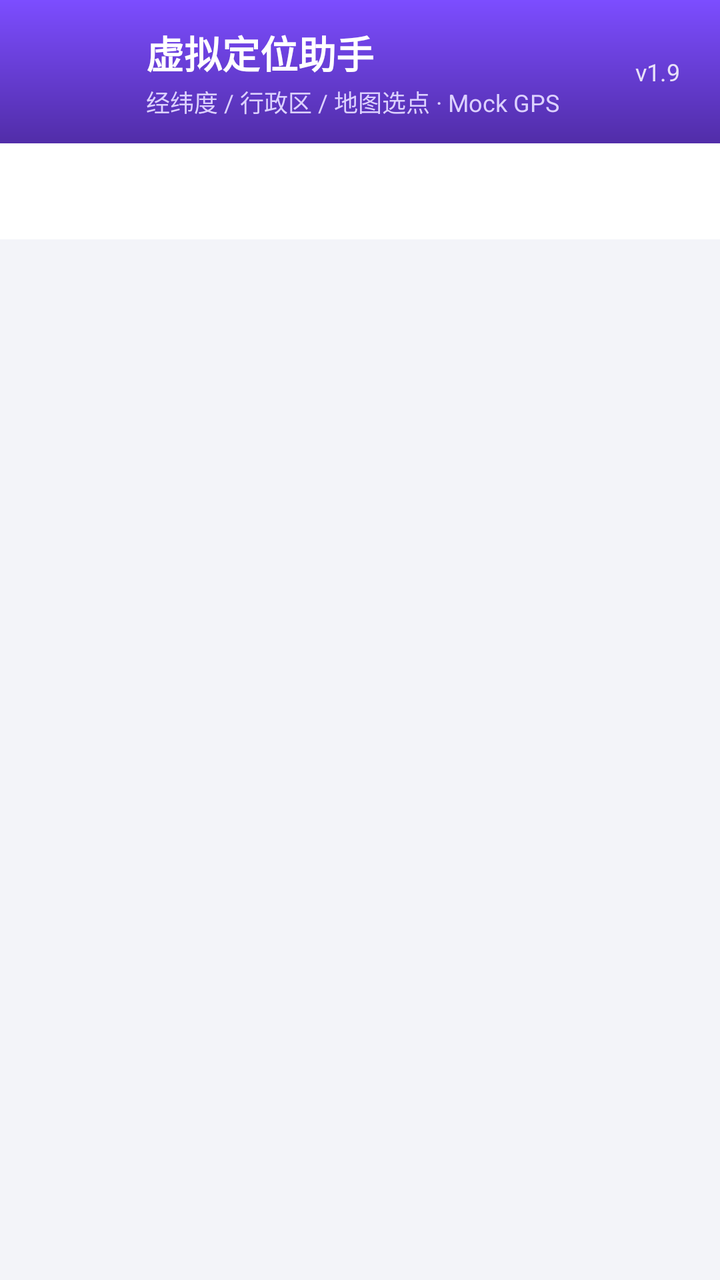
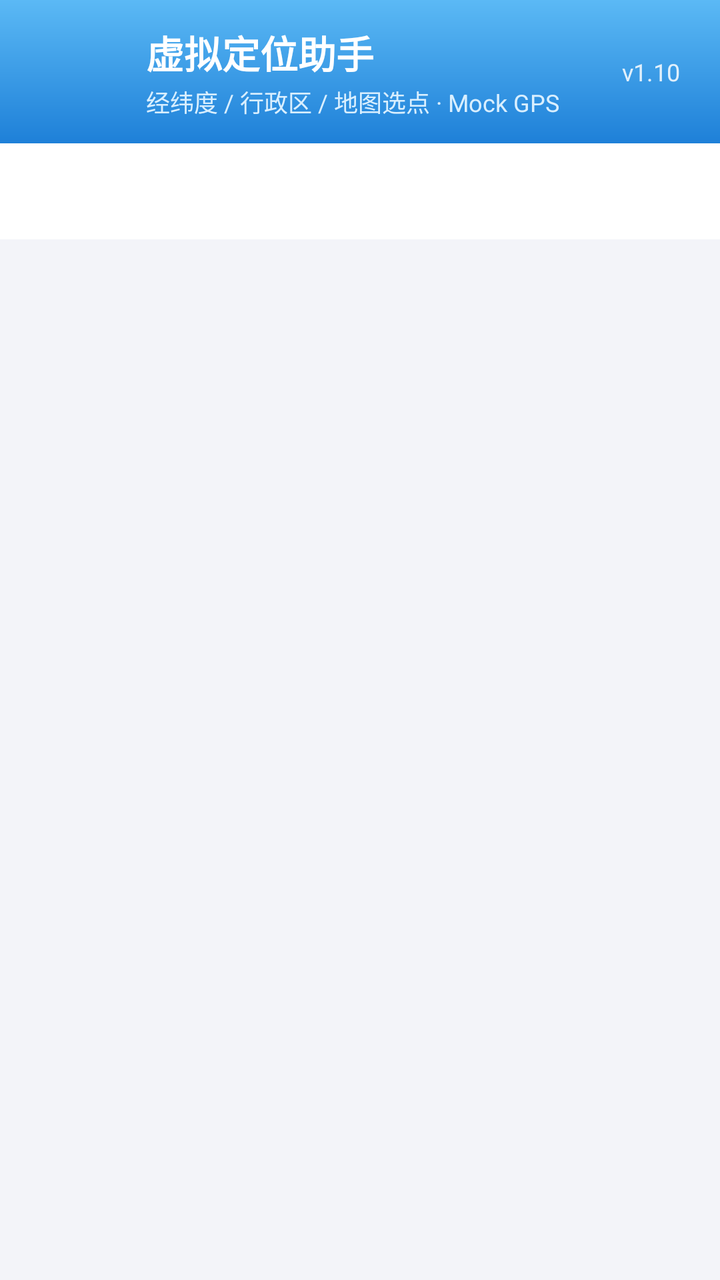

The first picture is an Android layout as it rendered before a commit; the second is the same layout after the commit. The layout source and the unified diff follow.
<!-- AndroidManifest.xml: application theme Theme.MockGPS -->
<!-- res/layout/activity_main.xml -->
<?xml version="1.0" encoding="utf-8"?>
<LinearLayout xmlns:android="http://schemas.android.com/apk/res/android"
    xmlns:app="http://schemas.android.com/apk/res-auto"
    android:layout_width="match_parent"
    android:layout_height="match_parent"
    android:background="@color/app_bg"
    android:orientation="vertical">

    <LinearLayout
        android:id="@+id/header"
        android:layout_width="match_parent"
        android:layout_height="wrap_content"
        android:background="@drawable/bg_header"
        android:gravity="center_vertical"
        android:orientation="horizontal"
        android:paddingStart="20dp"
        android:paddingTop="12dp"
        android:paddingEnd="20dp"
        android:paddingBottom="12dp">

        <ImageView
            android:layout_width="40dp"
            android:layout_height="40dp"
            android:contentDescription="@string/app_name"
            android:src="@mipmap/ic_launcher" />

        <LinearLayout
            android:layout_width="0dp"
            android:layout_height="wrap_content"
            android:layout_marginStart="13dp"
            android:layout_weight="1"
            android:orientation="vertical">

            <TextView
                android:layout_width="wrap_content"
                android:layout_height="wrap_content"
                android:text="@string/app_name"
                android:textColor="@color/white"
                android:textSize="19sp"
                android:textStyle="bold" />

            <TextView
                android:layout_width="wrap_content"
                android:layout_height="wrap_content"
                android:layout_marginTop="2dp"
                android:text="经纬度 / 行政区 / 地图选点 · Mock GPS"
                android:textColor="@color/text_on_gradient_sub"
                android:textSize="12sp" />
        </LinearLayout>

        <TextView
            android:layout_width="wrap_content"
            android:layout_height="wrap_content"
            android:alpha="0.85"
            android:text="v1.9"
            android:textColor="@color/white"
            android:textSize="12sp" />
    </LinearLayout>

    <com.google.android.material.tabs.TabLayout
        android:id="@+id/tabs_main"
        android:layout_width="match_parent"
        android:layout_height="wrap_content"
        android:background="@color/card_bg"
        app:tabIndicatorFullWidth="false"
        app:tabMode="fixed"
        app:tabGravity="fill"
        app:tabSelectedTextColor="@color/brand_primary"
        app:tabTextAppearance="@style/TabMainText"
        app:elevation="1dp" />

    <androidx.viewpager2.widget.ViewPager2
        android:id="@+id/pager"
        android:layout_width="match_parent"
        android:layout_height="0dp"
        android:layout_weight="1" />

</LinearLayout>
<!-- resources referenced by this layout -->
<resources>
  <color name="app_bg">#F3F4F9</color>
  <color name="brand_primary">#6C4CE0</color>
  <color name="card_bg">#FFFFFFFF</color>
  <color name="text_on_gradient_sub">#DCD1FF</color>
  <color name="white">#FFFFFFFF</color>
  <!-- drawable bg_header (drawable) -->
  <?xml version="1.0" encoding="utf-8"?>
  <shape xmlns:android="http://schemas.android.com/apk/res/android"
      android:shape="rectangle">
      <gradient
          android:angle="270"
          android:startColor="@color/brand_gradient_top"
          android:endColor="@color/brand_gradient_bottom" />
  </shape>
  <!-- mipmap ic_launcher (mipmap-anydpi-v26) -->
  <?xml version="1.0" encoding="utf-8"?>
  <adaptive-icon xmlns:android="http://schemas.android.com/apk/res/android">
      <background android:drawable="@color/ic_launcher_background" />
      <foreground android:drawable="@drawable/ic_launcher_foreground" />
  </adaptive-icon>
  <string name="app_name">虚拟定位助手</string>
  <style name="TabMainText">
          <item name="android:textSize">15sp</item>
          <item name="android:textStyle">bold</item>
          <item name="android:textAllCaps">false</item>
      </style>
  <style name="Theme.MockGPS" parent="Theme.Material3.DayNight.NoActionBar">
          <item name="colorPrimary">@color/brand_primary</item>
          <item name="colorOnPrimary">@color/brand_on_primary</item>
          <item name="colorPrimaryContainer">@color/brand_container</item>
          <item name="colorOnPrimaryContainer">@color/brand_on_container</item>
          <item name="android:windowBackground">@color/app_bg</item>
          <item name="android:statusBarColor">@color/brand_gradient_top</item>
          <item name="android:windowLightStatusBar">false</item>
          <item name="android:navigationBarColor">@color/app_bg</item>
      </style>
  <color name="brand_gradient_top">#7C4DFF</color>
  <color name="brand_gradient_bottom">#512DA8</color>
  <color name="ic_launcher_background">#FFFFFF</color>
  <!-- drawable ic_launcher_foreground (drawable) -->
  <?xml version="1.0" encoding="utf-8"?>
  <vector xmlns:android="http://schemas.android.com/apk/res/android"
      android:width="108dp"
      android:height="108dp"
      android:viewportWidth="108"
      android:viewportHeight="108">
  
      
      <path
          android:fillColor="#1976D2"
          android:pathData="M54,23 a22,22 0 1,0 0,44 a22,22 0 1,0 0,-44 z" />
  
      
      <path
          android:fillColor="#1976D2"
          android:pathData="M37.65,59.72 L70.35,59.72 L54,85.7 z" />
  
      
      <path
          android:fillColor="#FFFFFF"
          android:pathData="M54,35.5 a9.5,9.5 0 1,0 0,19 a9.5,9.5 0 1,0 0,-19 z" />
  </vector>
  <color name="brand_on_primary">#FFFFFFFF</color>
  <color name="brand_container">#E9E3FF</color>
  <color name="brand_on_container">#25135C</color>
</resources>

<!-- the commit's change to res/layout/activity_main.xml (unified diff, before → after) -->
@@ -52,7 +52,7 @@
             android:layout_width="wrap_content"
             android:layout_height="wrap_content"
             android:alpha="0.85"
-            android:text="v1.9"
+            android:text="v1.10"
             android:textColor="@color/white"
             android:textSize="12sp" />
     </LinearLayout>
<!-- resource entries referenced after the edit -->
@@ -1,9 +1,9 @@
 <!-- resources referenced by this layout -->
 <resources>
   <color name="app_bg">#F3F4F9</color>
-  <color name="brand_primary">#6C4CE0</color>
+  <color name="brand_primary">#3BA7EF</color>
   <color name="card_bg">#FFFFFFFF</color>
-  <color name="text_on_gradient_sub">#DCD1FF</color>
+  <color name="text_on_gradient_sub">#D9EFFF</color>
   <color name="white">#FFFFFFFF</color>
   <!-- drawable bg_header (drawable) -->
   <?xml version="1.0" encoding="utf-8"?>
@@ -36,8 +36,8 @@
           <item name="android:windowLightStatusBar">false</item>
           <item name="android:navigationBarColor">@color/app_bg</item>
       </style>
-  <color name="brand_gradient_top">#7C4DFF</color>
-  <color name="brand_gradient_bottom">#512DA8</color>
+  <color name="brand_gradient_top">#5BB9F5</color>
+  <color name="brand_gradient_bottom">#1E80D8</color>
   <color name="ic_launcher_background">#FFFFFF</color>
   <!-- drawable ic_launcher_foreground (drawable) -->
   <?xml version="1.0" encoding="utf-8"?>
@@ -63,7 +63,7 @@
           android:pathData="M54,35.5 a9.5,9.5 0 1,0 0,19 a9.5,9.5 0 1,0 0,-19 z" />
   </vector>
   <color name="brand_on_primary">#FFFFFFFF</color>
-  <color name="brand_container">#E9E3FF</color>
-  <color name="brand_on_container">#25135C</color>
+  <color name="brand_container">#E1F1FC</color>
+  <color name="brand_on_container">#0B3D63</color>
 </resources>
 
